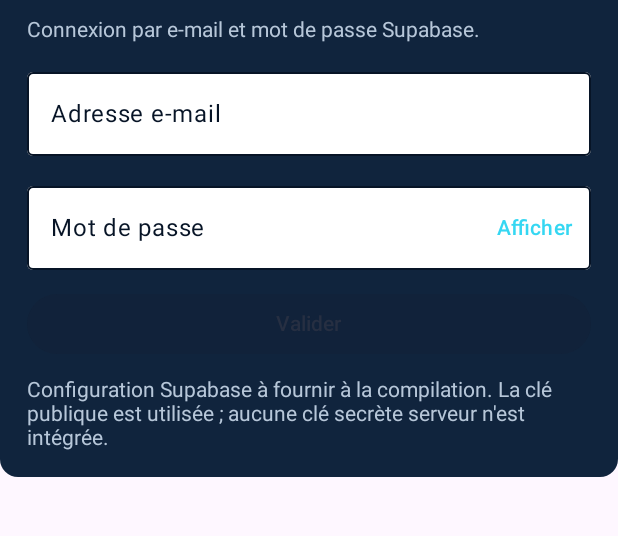
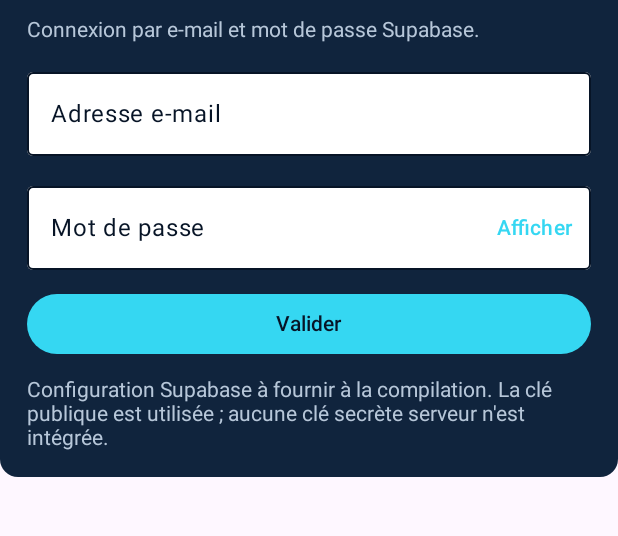
Before and after one commit to 1826Sow/Sowia, an Android app built with Jetpack Compose: the composable AccountPanel shown on its own in the app's theme, on a phone screen of 412 x 824 dp, the part 51-587 px from its top. Run offline under Robolectric (Android 15) with nearby library versions, the phone set to English and light mode, and no system bars.

Commit message:
Keep Android login validate button tappable when config is missing

```diff
--- a/android/app/src/main/java/com/sowkeys/sowia/MainActivity.kt
+++ b/android/app/src/main/java/com/sowkeys/sowia/MainActivity.kt
@@ -326,9 +326,14 @@ private fun AccountPanel() {
                             }
                         }
                     },
-                    enabled = !busy && auth.isConfigured,
+                    enabled = !busy,
                     modifier = Modifier.fillMaxWidth(),
-                    colors = ButtonDefaults.buttonColors(containerColor = Cyan, contentColor = Navy),
+                    colors = ButtonDefaults.buttonColors(
+                        containerColor = Cyan,
+                        contentColor = Navy,
+                        disabledContainerColor = Muted,
+                        disabledContentColor = Navy,
+                    ),
                 ) { Text(if (busy) "Validation…" else "Valider") }
                 if (!auth.isConfigured) {
                     Text(
```
